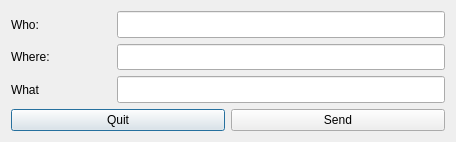
Before: the Qt Designer form ui/mirror.ui in berndhs/egalite, drawn with Qt 5.
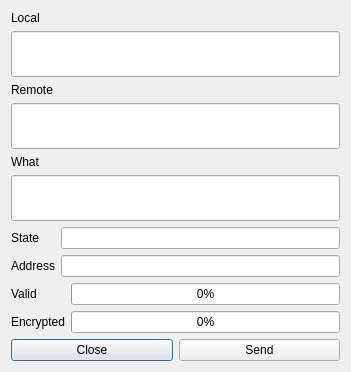
After: the same form once the commit is applied.

Diff of the .ui file:
```diff
--- a/ui/mirror.ui
+++ b/ui/mirror.ui
@@ -6,18 +6,18 @@
    <rect>
     <x>0</x>
     <y>0</y>
-    <width>456</width>
-    <height>142</height>
+    <width>351</width>
+    <height>372</height>
    </rect>
   </property>
   <property name="windowTitle">
    <string>Mirror</string>
   </property>
-  <layout class="QGridLayout" name="gridLayout">
+  <layout class="QGridLayout" name="gridLayout_3">
    <item row="0" column="0">
-    <layout class="QHBoxLayout" name="horizontalLayout">
+    <layout class="QVBoxLayout" name="verticalLayout">
      <item>
-      <widget class="QLabel" name="whoLabel">
+      <widget class="QLabel" name="localLabel">
        <property name="sizePolicy">
         <sizepolicy hsizetype="Minimum" vsizetype="Preferred">
          <horstretch>0</horstretch>
@@ -31,12 +31,12 @@
         </size>
        </property>
        <property name="text">
-        <string>Who:</string>
+        <string>Local</string>
        </property>
       </widget>
      </item>
      <item>
-      <widget class="QLineEdit" name="otherHost">
+      <widget class="QLineEdit" name="localAddress">
        <property name="sizePolicy">
         <sizepolicy hsizetype="Expanding" vsizetype="Expanding">
          <horstretch>0</horstretch>
@@ -51,9 +51,9 @@
     </layout>
    </item>
    <item row="1" column="0">
-    <layout class="QHBoxLayout" name="horizontalLayout_2">
+    <layout class="QVBoxLayout" name="verticalLayout_2">
      <item>
-      <widget class="QLabel" name="whereLabel">
+      <widget class="QLabel" name="remoteLabel">
        <property name="sizePolicy">
         <sizepolicy hsizetype="Minimum" vsizetype="Preferred">
          <horstretch>0</horstretch>
@@ -67,12 +67,12 @@
         </size>
        </property>
        <property name="text">
-        <string>Where:</string>
+        <string>Remote</string>
        </property>
       </widget>
      </item>
      <item>
-      <widget class="QLineEdit" name="otherIP">
+      <widget class="QLineEdit" name="remoteAddress">
        <property name="sizePolicy">
         <sizepolicy hsizetype="Expanding" vsizetype="Expanding">
          <horstretch>0</horstretch>
@@ -87,7 +87,7 @@
     </layout>
    </item>
    <item row="2" column="0">
-    <layout class="QHBoxLayout" name="horizontalLayout_3">
+    <layout class="QVBoxLayout" name="verticalLayout_3">
      <item>
       <widget class="QLabel" name="dataLabel">
        <property name="sizePolicy">
@@ -120,11 +120,73 @@
     </layout>
    </item>
    <item row="3" column="0">
+    <layout class="QGridLayout" name="gridLayout_2">
+     <item row="0" column="0">
+      <widget class="QLabel" name="label">
+       <property name="text">
+        <string>State</string>
+       </property>
+      </widget>
+     </item>
+     <item row="0" column="1">
+      <widget class="QLineEdit" name="stateLine"/>
+     </item>
+     <item row="1" column="0">
+      <widget class="QLabel" name="label_4">
+       <property name="text">
+        <string>Address</string>
+       </property>
+      </widget>
+     </item>
+     <item row="1" column="1">
+      <widget class="QLineEdit" name="addressLine"/>
+     </item>
+    </layout>
+   </item>
+   <item row="4" column="0">
+    <layout class="QGridLayout" name="gridLayout">
+     <item row="0" column="0">
+      <widget class="QLabel" name="label_2">
+       <property name="text">
+        <string>Valid</string>
+       </property>
+      </widget>
+     </item>
+     <item row="0" column="1">
+      <widget class="QProgressBar" name="validBar">
+       <property name="maximum">
+        <number>1</number>
+       </property>
+       <property name="value">
+        <number>0</number>
+       </property>
+      </widget>
+     </item>
+     <item row="1" column="0">
+      <widget class="QLabel" name="label_3">
+       <property name="text">
+        <string>Encrypted</string>
+       </property>
+      </widget>
+     </item>
+     <item row="1" column="1">
+      <widget class="QProgressBar" name="encryptedBar">
+       <property name="maximum">
+        <number>1</number>
+       </property>
+       <property name="value">
+        <number>0</number>
+       </property>
+      </widget>
+     </item>
+    </layout>
+   </item>
+   <item row="5" column="0">
     <layout class="QHBoxLayout" name="horizontalLayout_4">
      <item>
       <widget class="QPushButton" name="quitButton">
        <property name="text">
-        <string>Quit</string>
+        <string>Close</string>
        </property>
       </widget>
      </item>
```
Left out of the diff: 2 changed lines with no effect on the pictures.
